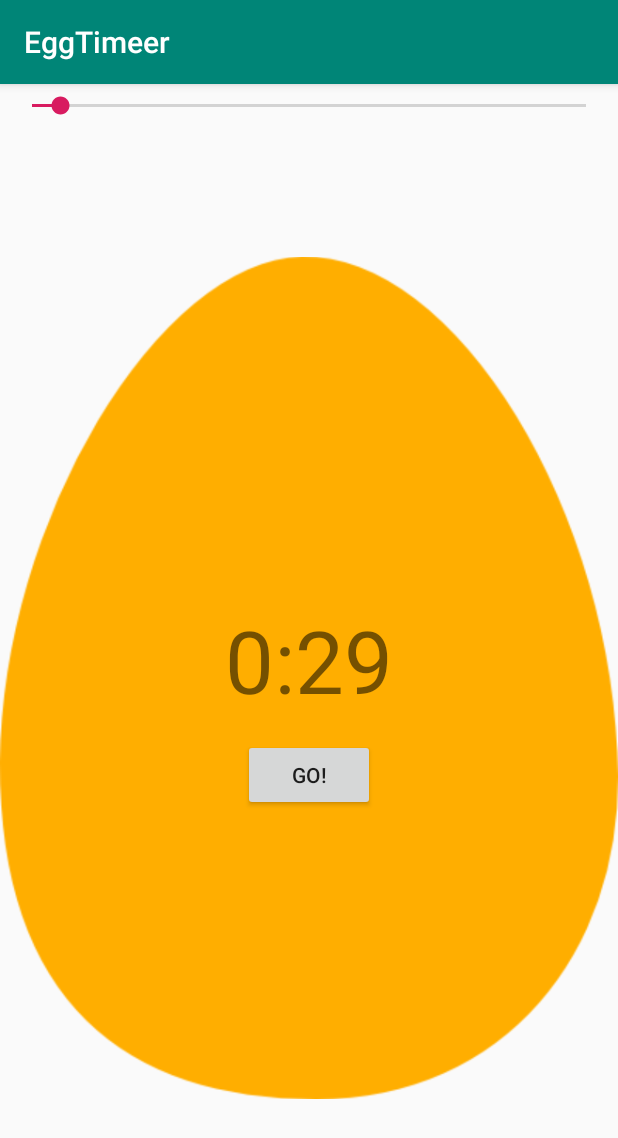
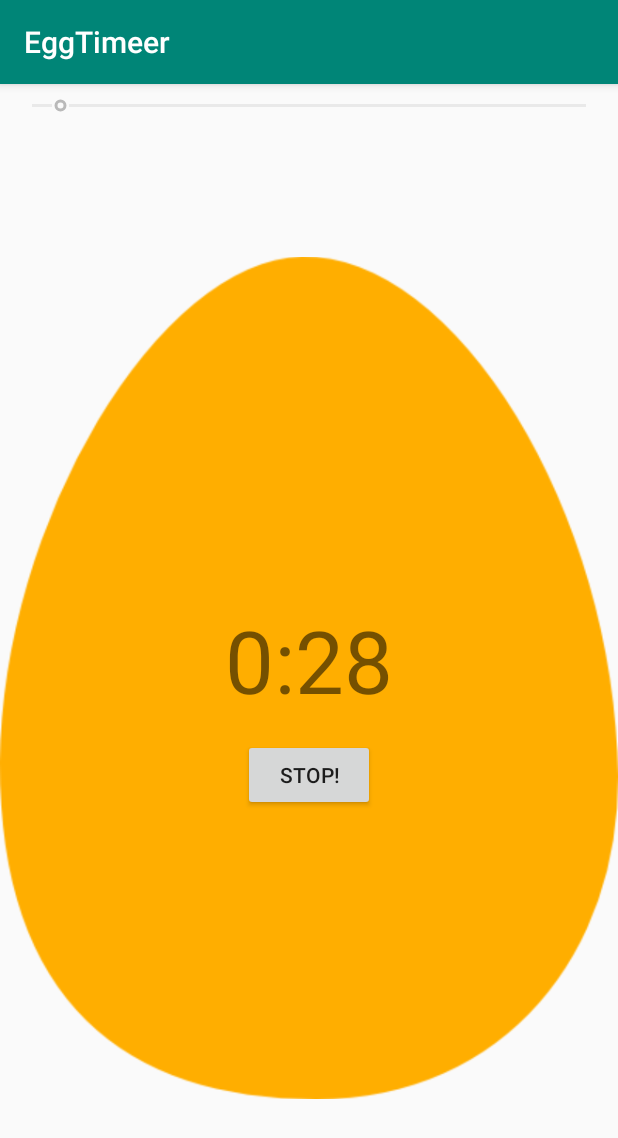
Before and after one commit to onrush1995/EggTimer, an Android app: the screen it shows after launch (MainActivity), after a tap on "GO!", on a phone screen of 412 x 824 dp. Shown: the top 1138 px of the screen. Run offline under Robolectric (Android 15) with nearby library versions, the phone set to English and light mode, and no system bars.

Commit message:
Stop button set

```diff
--- a/app/src/main/java/demo/gestures/eggtimeer/MainActivity.java
+++ b/app/src/main/java/demo/gestures/eggtimeer/MainActivity.java
@@ -6,15 +6,23 @@ import android.support.v7.app.AppCompatActivity;
 import android.os.Bundle;
 import android.util.Log;
 import android.view.View;
+import android.widget.Button;
 import android.widget.SeekBar;
 import android.widget.TextView;
 
 public class MainActivity extends AppCompatActivity {
     TextView timerTextView;
     SeekBar timerSeekBar;
+    Boolean counterIsActive=false;
+    Button goButton;
 
     public void buttonClicked(View view){
-        //Log.i("Button Clicked","It works");
+        Log.i("Button Clicked","It works");
+
+        counterIsActive=true;
+        timerSeekBar.setEnabled(false);
+        goButton.setText("STOP!");
+
 
         new CountDownTimer(timerSeekBar.getProgress()*1000,1000){
 
@@ -55,6 +63,7 @@ updateTimer((int) millisUntilFinished/1000);
 
         timerSeekBar=findViewById(R.id.timerSeekBar);
         timerTextView=findViewById(R.id.countdownTextView);
+        goButton=findViewById(R.id.goButton);
 
         timerSeekBar.setMax(600);
         timerSeekBar.setProgress(30);
```
